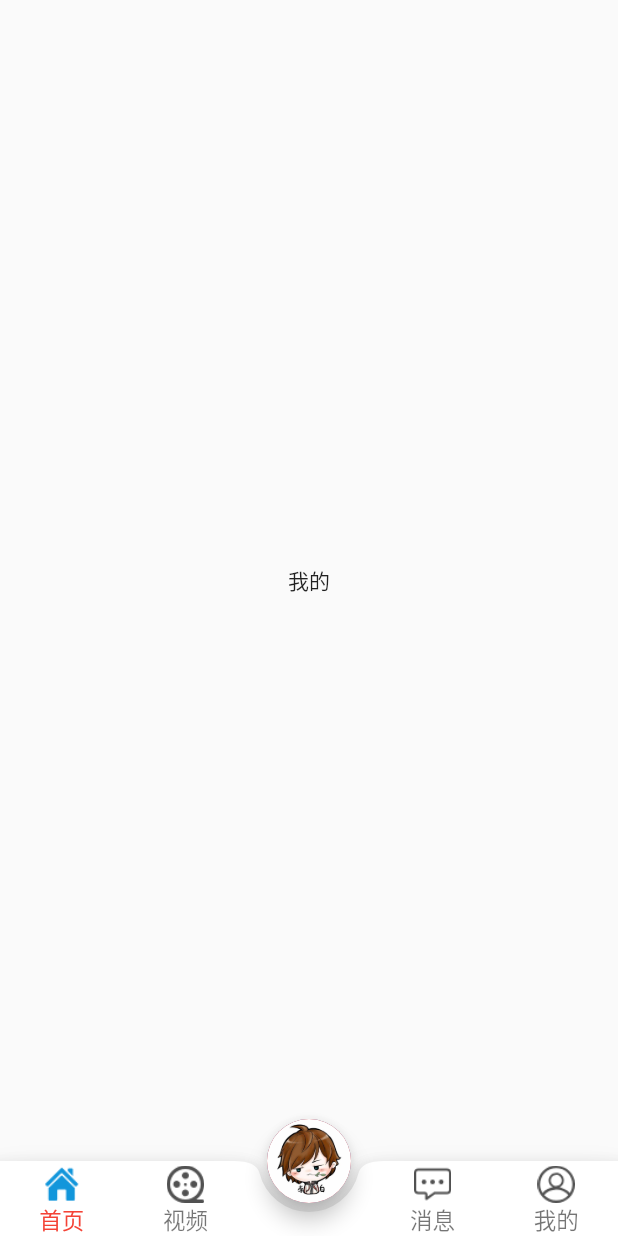
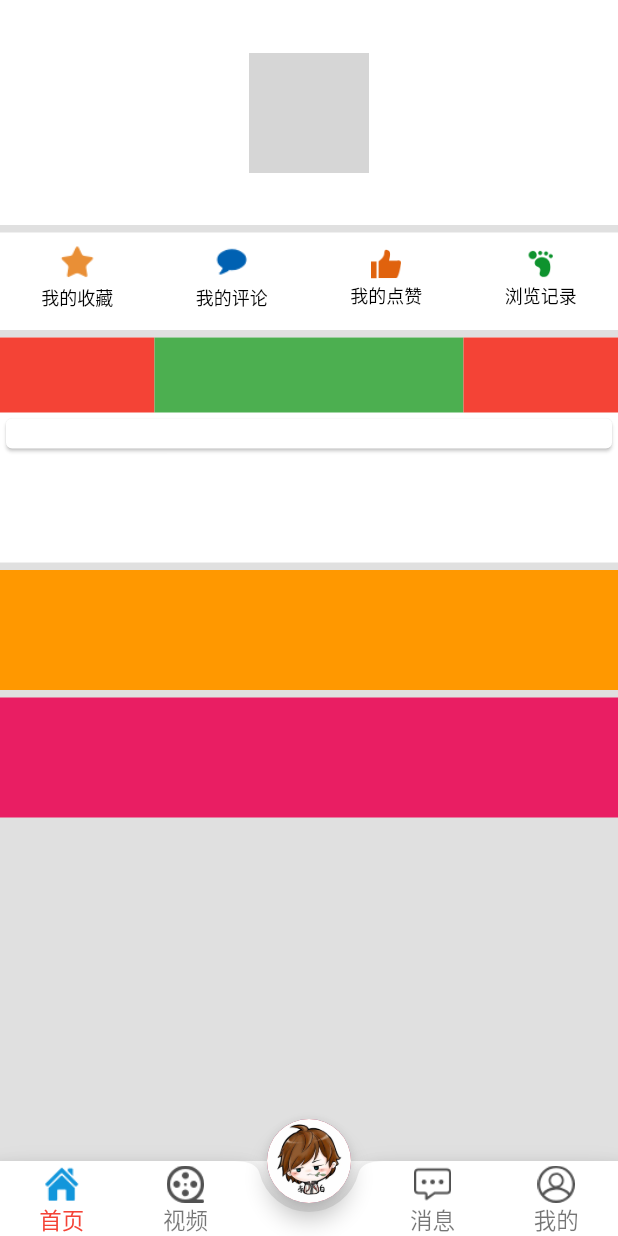
Before and after one commit to brian-god/flutter_app, a Flutter app: the _HoneNavigation screen opened directly, swiped to page 4, on a phone screen of 412 x 824 dp. Run offline on Flutter 3.47's test engine with Material 2 defaults, Android fonts, the phone set to English and light mode, and no system bars; missing offline and left inert: flutter_webview_plugin; network calls fail; grey boxes are pictures that could not be loaded.

Commit message:
做我的页面

```diff
--- a/lib/home/home.dart
+++ b/lib/home/home.dart
@@ -1,6 +1,6 @@
 import 'package:flutter/material.dart';
 import 'package:flutter/cupertino.dart';
-import 'package:flutter_app/widget/MyBottomNagitionItim.dart';
+import 'package:flutter_app/widget/IconTextButton.dart';
 import 'package:flutter_app/page/homepage.dart';
 import 'package:flutter_app/page/Mypage.dart';
 import 'package:flutter_app/page/messagepage.dart';
@@ -103,6 +103,10 @@ import 'package:flutter_app/page/videopage.dart';
                   });
                   chengepage();
                 },
+                fontSize: 15,
+                iconHeight: 25,
+                iconWidth: 25,
+                iconMarage: EdgeInsets.all(0),
               ),
               height: 50,
               padding: EdgeInsets.fromLTRB(0, 3, 0, 0),
@@ -123,6 +127,10 @@ import 'package:flutter_app/page/videopage.dart';
                   });
                   chengepage();
                 },
+                fontSize: 15,
+                iconHeight: 25,
+                iconWidth: 25,
+                iconMarage: EdgeInsets.all(0),
               ),
               height: 50,
               margin: EdgeInsets.all(0),
@@ -152,6 +160,10 @@ import 'package:flutter_app/page/videopage.dart';
                   });
                   chengepage();
                 },
+                fontSize: 15,
+                iconHeight: 25,
+                iconWidth: 25,
+                iconMarage: EdgeInsets.all(0),
                 tcolor: _isselect=="message"?Colors.red:Colors.black54,
               ),
               height: 50,
@@ -176,6 +188,10 @@ import 'package:flutter_app/page/videopage.dart';
                   });
                   chengepage();
                 },
+                fontSize: 15,
+                iconHeight: 25,
+                iconWidth: 25,
+                iconMarage: EdgeInsets.all(0),
               ),
               height: 50,
               padding: EdgeInsets.fromLTRB(0, 3, 0, 0),
--- a/lib/page/Mypage.dart
+++ b/lib/page/Mypage.dart
@@ -1,4 +1,5 @@
 import 'package:flutter/material.dart';
+import 'package:flutter_app/page/mypage/indexpage.dart';
 class MyPage extends StatelessWidget {
 
 
@@ -8,8 +9,7 @@ class MyPage extends StatelessWidget {
 
   return new Scaffold(
    body: new Center(
-    child:
-    new Text("我的"),
+    child: IndexPage()
    ),
   );
  }
--- /dev/null
+++ b/lib/page/homeItme/newsDetails.dart
@@ -0,0 +1,59 @@
+import 'package:flutter/material.dart';
+import 'package:flutter_webview_plugin/flutter_webview_plugin.dart';
+//
+/**
+ * 头条页面
+ */
+/**
+ * 创建一个有状态组件
+ */
+class NewsDetails  extends StatefulWidget{
+  final String author_name;
+  final  String category;
+  final  String date;
+  final  String title;
+
+  final  String url;
+  //构造函数传参
+  NewsDetails({
+    @required this.title,
+    @required this.url,
+    this.author_name,
+    this.category,
+    this.date});
+  @override
+  NewsDetailsState createState () => NewsDetailsState();
+}
+
+class NewsDetailsState extends State<NewsDetails>{
+  /**
+   * 构造方法
+   */
+  @override
+  void initState(){
+    super.initState();
+  }
+  List<Card> chlids;
+  @override
+    Widget build(BuildContext context) {
+      // TODO: implement build  PreferredSize
+      return MaterialApp(
+        routes: {
+          "/": (_) =>WebviewScaffold(
+            appBar: AppBar(
+              backgroundColor: Colors.red[600],
+              leading: IconButton(
+                icon: Icon(Icons.navigate_before,size: 35,),
+                onPressed: (){
+                  Navigator.pop(context);
+                },
+              ),
+              title: Text(widget.title),
+            ),
+            url: widget.url,
+          ),
+        },
+      );
+    }
+
+}
--- a/lib/page/homeItme/newsItem.dart
+++ b/lib/page/homeItme/newsItem.dart
@@ -2,6 +2,8 @@ import 'package:flutter/material.dart';
 import 'dart:io';
 import 'dart:convert';
 import 'package:flutter_app/ben/newsben.dart';
+import 'package:flutter_app/widget/MyCard.dart';
+import 'package:flutter_app/page/homeItme/newsDetails.dart';
 //
 /**
  * 头条页面
@@ -27,12 +29,13 @@ class NewsiItmeState extends State<NewsiItme>{
     super.initState();
     _get();
   }
-  List<Card> chlids;
+  List<MyCard> chlids;
+  var errorpage;
   @override
     Widget build(BuildContext context) {
       // TODO: implement build
       return Center(
-        child: Container(
+        child: errorpage!=null?errorpage:Container(
           child: ListView(
             padding: EdgeInsets.all(50),
             children:chlids==null?[
@@ -59,29 +62,35 @@ class NewsiItmeState extends State<NewsiItme>{
            Map  newtree = json.decode(responseBody);
            newsdetas  newdata = new newsdetas.fromJson(newtree['result']);
            //创建存储数据的集合
-           List<Card> chlids1 = new List();
+           List<MyCard> chlids1 = new List();
            //遍历集合创建卡片
            for (newsitem item in newdata.data) {
-              chlids1.add(Card(
-                child: Column(
-                  children: <Widget>[
-                    Text(item.title,style: TextStyle(fontSize: 15),),
-                    Center(
-                      child: Image.network(item.thumbnail_pic_s,fit: BoxFit.cover,),
-                      //heightFactor: 100,
-                    ),
-                    //Image.network(item.thumbnail_pic_s02),
-                    //Image.network(item.thumbnail_pic_s03),
-                  ],
-                ),
+              chlids1.add(MyCard(
+                title: item.title,
+                thumbnail_pic_s: item.thumbnail_pic_s,
+                onTap:(){
+                  //跳转到新的 页面我们需要调用 navigator.push方法 这个和eactNative的方式相同
+                  Navigator.push(context,
+                      MaterialPageRoute(
+                        builder: (context) => NewsDetails(
+                        title: item.title,
+                        url: item.url,
+                      )
+                    ));
+                },
               ));
            }
            setState(() {
               chlids = chlids1;
+              errorpage =null;
             });
             //print(newtree.toString());
-         }else{
-           print("error");
+         }else if(response.statusCode == 112){
+           setState(() {
+                        errorpage=Center(
+                          child: Text("超过了当日请求的最大次数！！",style: TextStyle(fontSize: 30),),
+                        );
+                      });
          }
        }
 }
--- /dev/null
+++ b/lib/page/mypage/indexpage.dart
@@ -0,0 +1,191 @@
+import 'package:flutter/material.dart';
+import 'package:flutter_app/widget/IconTextButton.dart';
+class IndexPage extends StatelessWidget {
+
+
+ @override
+ Widget build(BuildContext context) {
+  // TODO: implement build
+    return  IndexPageStateful();
+ }
+}
+
+class IndexPageStateful extends StatefulWidget{
+  @override
+  IndexPageState createState () => new IndexPageState();
+}
+
+class IndexPageState extends State<IndexPageStateful>{
+
+  @override
+  void initState() {
+    super.initState();
+  }
+
+  @override
+  Widget build(BuildContext context) {
+    var _act =1;
+    return new Scaffold(
+      body: Container(
+        color: Colors.grey[300],
+        //竖向布局
+        child: Column(
+            children: <Widget>[
+              //头像
+                Container(
+                  color: Colors.white,
+                  height: 150,
+                  child: Center(
+                    child: new ClipOval(
+                        child: new FadeInImage.assetNetwork(
+                          placeholder: "images/normal_user_icon.webp",//预览图
+                          fit: BoxFit.fitWidth,
+                          image:"http://s1.sinaimg.cn/bmiddle/4900366dt53c83e4d3890",
+                          width: 80.0,
+                          height: 80.0,
+                        ),
+                      ),
+                    ),
+                  //width: 500,
+                ),
+                //记录菜单
+                Container(
+                  color: Colors.white,
+                  height: 65,
+                  margin: EdgeInsets.fromLTRB(0, 5, 0, 5),
+                  child: Container(
+                    margin: EdgeInsets.fromLTRB(0, 5, 0, 5),
+                    child: Row(
+                     mainAxisSize: MainAxisSize.max,
+                      mainAxisAlignment: MainAxisAlignment.spaceBetween,
+                      crossAxisAlignment: CrossAxisAlignment.end,
+                    children: <Widget>[
+                      Expanded(
+                        child: Center(
+                          child: IconTextButton(
+                            image: "statics/icons/shouchang.png",
+                            text: "我的收藏",
+                            tcolor: Colors.black,
+                            fontSize: 12,
+                            iconHeight: 25,
+                            iconWidth: 25,
+                            iconMarage: EdgeInsets.fromLTRB(0, 2, 0, 2),
+                          ),
+                        ),
+                        flex: 1,
+                      ),
+                      Expanded(
+                        child: Center(
+                           child: IconTextButton(
+                            image: "statics/icons/pinglu.png",
+                            text: "我的评论",
+                            tcolor: Colors.black,
+                            fontSize: 12,
+                            iconHeight: 25,
+                            iconWidth: 25,
+                            iconMarage: EdgeInsets.fromLTRB(0, 2, 0, 2),
+                          ),
+                        ),
+                        flex: 1,
+                      ),
+                      Expanded(
+                        child: Center(
+                           child: IconTextButton(
+                            image: "statics/icons/zan.png",
+                            text: "我的点赞",
+                            tcolor: Colors.black,
+                            fontSize: 12,
+                            iconHeight: 20,
+                            iconWidth: 20,
+                            iconMarage: EdgeInsets.fromLTRB(0, 6, 0, 2),
+                          ),
+                        ),
+                        flex: 1,
+                      ),
+                      Expanded(
+                        child: Center(
+                           child: IconTextButton(
+                            image: "statics/icons/jili.png",
+                            text: "浏览记录",
+                            tcolor: Colors.black,
+                            fontSize: 12,
+                            iconHeight: 20,
+                            iconWidth: 20,
+                            iconMarage: EdgeInsets.fromLTRB(0, 6, 0, 2),
+                          ),
+                        ),
+                        flex: 1,
+                      ),
+                    ],
+                  ),
+                  )
+                  //width: 500,
+                ),
+                Container(
+                  color: Colors.white,
+                  height: 150,
+                  child: Column(
+                    children: <Widget>[
+                      Row(
+                        mainAxisSize: MainAxisSize.max,
+                        mainAxisAlignment: MainAxisAlignment.spaceBetween,
+                        crossAxisAlignment: CrossAxisAlignment.end,
+                        children: <Widget>[
+                           Expanded(
+                            child:Container(
+                                color: Colors.red,
+                                height: 50,
+                              ),
+                              flex: 1,
+                           ),
+                           Expanded(
+                            child:Container(
+                                color: Colors.green,
+                                height: 50,
+                              ),
+                              flex: 2,
+                           ),
+                           Expanded(
+                            child:Container(
+                                color: Colors.red,
+                                height: 50,
+                              ),
+                              flex: 1,
+                           ),
+                        ],
+                      ),
+                      Card(
+                        child: Container(
+                          height: 20,
+
+                        ),
+
+                      ),
+                      Row(
+                        mainAxisSize: MainAxisSize.max,
+                        mainAxisAlignment: MainAxisAlignment.spaceBetween,
+                        crossAxisAlignment: CrossAxisAlignment.end,
+                        children: <Widget>[
+                          Container(
+                            height: 50,
+                          )
+                        ],
+                      ),
+                    ],
+                  ),
+                ),
+                Container(
+                  color: Colors.orange,
+                  height: 80,
+                  margin: EdgeInsets.fromLTRB(0, 5, 0, 5),
+                ),
+                Container(
+                  color: Colors.pink,
+                  height: 80,
+                )
+            ],
+        ),
+      ),
+      );
+  }
+}
--- a/lib/widget/MyBottomNagitionItim.dart
+++ b/lib/widget/IconTextButton.dart
@@ -5,13 +5,20 @@ class IconTextButton extends StatelessWidget {
   final String text;
   final Function onTap;
   final Color tcolor;
-
+  final double iconWidth;
+  final double iconHeight;
+  final double fontSize;
+  final EdgeInsetsGeometry iconMarage;
   const IconTextButton({
     Key key,
     this.image,
     this.text,
     this.onTap,
-    this.tcolor
+    this.tcolor,
+    this.iconWidth,
+    this.iconHeight,
+    this.fontSize,
+    this.iconMarage,
   }) : super(key: key);
 
   @override
@@ -20,10 +27,11 @@ class IconTextButton extends StatelessWidget {
       onTap: onTap,
       child: Column(
         children: <Widget>[
-          Container(
-            child:Image.asset(image,height: 25,width: 25,),
+          Container(//25-25-15
+            child:Image.asset(image,height: iconHeight,width:iconWidth,),
+            margin: iconMarage,
           ),
-          Text(text,style: TextStyle(fontSize: 15,color: tcolor),),
+          Text(text,style: TextStyle(fontSize: fontSize,color: tcolor),),
         ],
       ),
       //backgroundColor: Colors.blue,
--- /dev/null
+++ b/lib/widget/MyCard.dart
@@ -0,0 +1,48 @@
+import 'package:flutter/material.dart';
+import 'package:flutter_app/widget/platform_tap_widget.dart';
+class MyCard extends StatelessWidget {
+  final String author_name;
+  final String category;
+  final String date;
+  final String thumbnail_pic_s;
+  final String thumbnail_pic_s02;
+  final String thumbnail_pic_s03;
+  final String title;
+  final String uniquekey;
+  final String url;
+  final Function onTap;
+  const MyCard({
+    Key key,
+    this.url,
+    this.title,
+    this.date,
+    this.category,
+    this.author_name,
+    this.onTap,
+    this.thumbnail_pic_s,
+    this.thumbnail_pic_s02,
+    this.thumbnail_pic_s03,
+    this.uniquekey,
+  }) : super(key: key);
+
+  @override
+  Widget build(BuildContext context) {
+    return PlatformTapWidget(
+      onTap: onTap,
+      child: Card(
+                child: Column(
+                  children: <Widget>[
+                    Text(this.title,style: TextStyle(fontSize: 18),),
+                    Center(
+                      child: Image.network(this.thumbnail_pic_s,fit: BoxFit.cover,),
+                      //heightFactor: 100,
+                    ),
+                    //Image.network(item.thumbnail_pic_s02),
+                    //Image.network(item.thumbnail_pic_s03),
+                  ],
+                ),
+              )
+      //backgroundColor: Colors.blue,
+    );
+  }
+}
--- a/pubspec.yaml
+++ b/pubspec.yaml
@@ -53,6 +53,10 @@ flutter:
       - statics/icons/my1.png
       - statics/icons/video.png
       - statics/icons/video1.png
+      - statics/icons/jili.png
+      - statics/icons/zan.png
+      - statics/icons/pinglu.png
+      - statics/icons/shouchang.png
   #  - images/a_dot_burr.jpeg
   #  - images/a_dot_ham.jpeg
 
```
Also changed, not shown: statics/icons/jili.png (added), statics/icons/pinglu.png (added), statics/icons/shouchang.png (added), statics/icons/zan.png (added).
